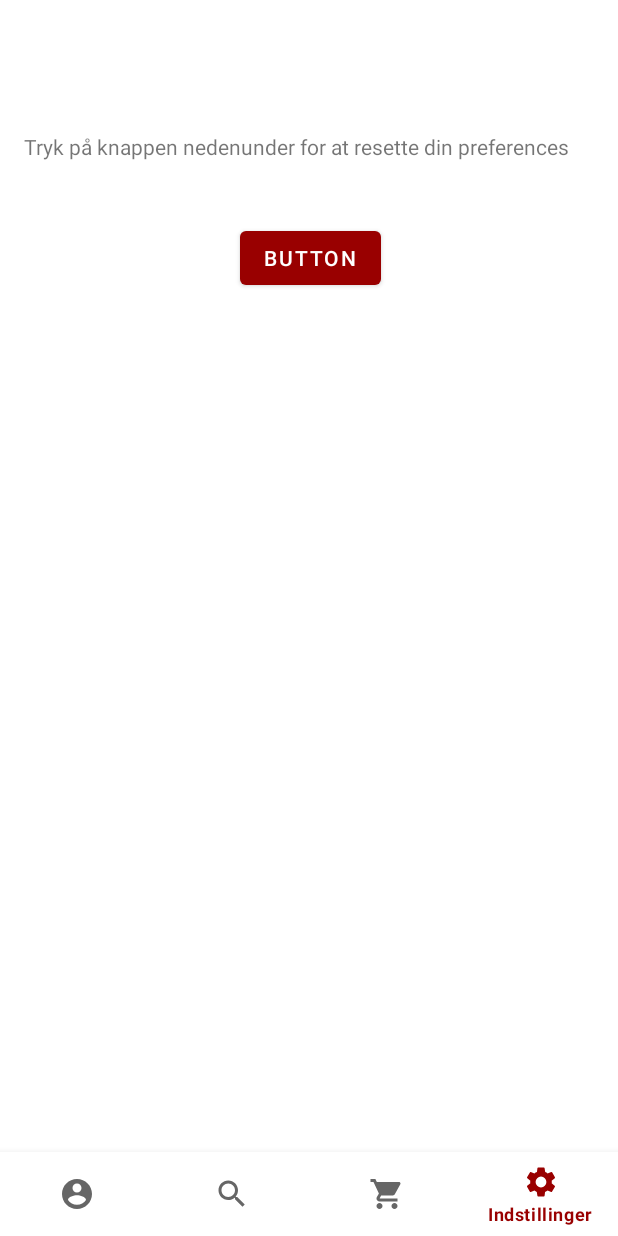
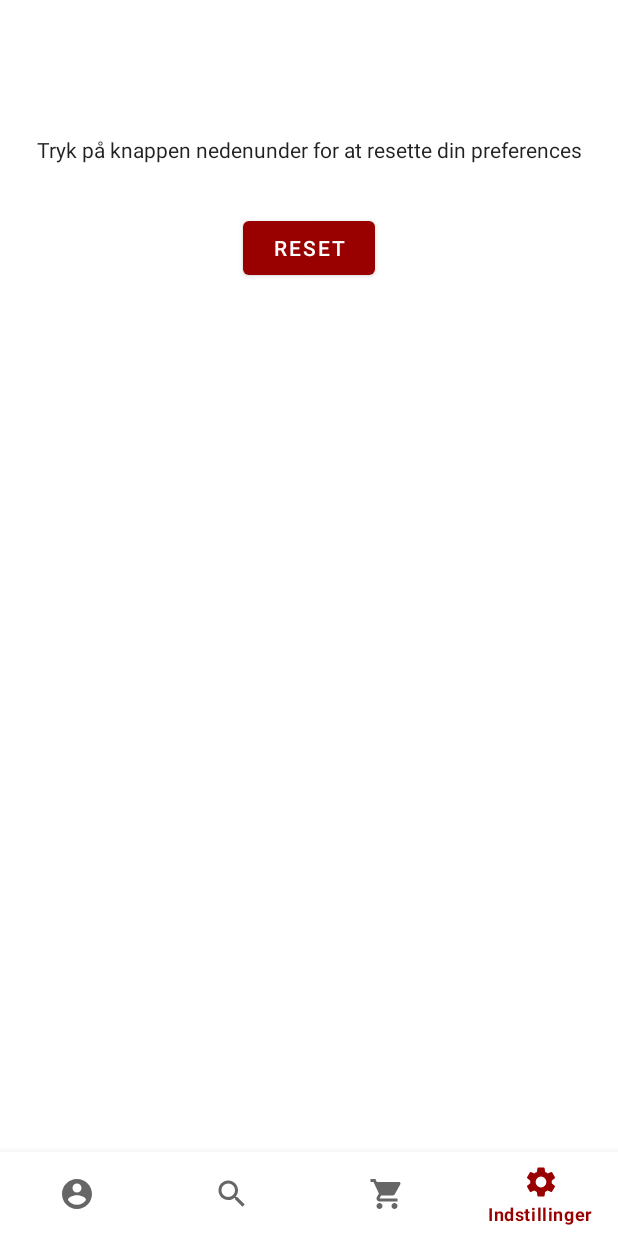
Before and after one commit to SigurdThorlund/DTUKursusshaker, an Android app: the SettingsFragment screen opened through its navigation route, on a phone screen of 412 x 824 dp. Run offline under Robolectric (Android 15) with nearby library versions, the phone set to English and light mode, and no system bars; our stand-ins replace navigation-ui; 3 statements that could not run were skipped.

Commit message:
Minor UI Change

```diff
--- a/DTUKursusShaker/app/src/main/res/layout/fragment_settings.xml
+++ b/DTUKursusShaker/app/src/main/res/layout/fragment_settings.xml
@@ -6,25 +6,30 @@
     android:layout_height="match_parent"
     tools:context=".fragments.SettingsFragment">
 
-    <Button
-        android:id="@+id/button_reset"
-        android:layout_width="wrap_content"
-        android:layout_height="wrap_content"
-        android:layout_marginStart="160dp"
-        android:layout_marginTop="148dp"
-        android:text="Button"
-        app:layout_constraintStart_toStartOf="parent"
-        app:layout_constraintTop_toTopOf="parent" />
-
     <TextView
         android:id="@+id/textView4"
         android:layout_width="wrap_content"
         android:layout_height="wrap_content"
-        android:layout_marginStart="16dp"
-        android:layout_marginTop="88dp"
+        android:layout_marginStart="8dp"
+        android:layout_marginTop="90dp"
+        android:layout_marginEnd="8dp"
         android:text="Tryk på knappen nedenunder for at resette din preferences"
-        app:layout_constraintBottom_toTopOf="@+id/button_reset"
+        android:textAlignment="center"
+        android:textAppearance="@style/TextAppearance.AppCompat.Body1"
+        app:layout_constraintEnd_toEndOf="parent"
         app:layout_constraintStart_toStartOf="parent"
-        app:layout_constraintTop_toTopOf="parent"
-        app:layout_constraintVertical_bias="0.0" />
+        app:layout_constraintTop_toTopOf="parent" />
+
+    <com.google.android.material.button.MaterialButton
+        android:id="@+id/button_reset"
+        android:layout_width="wrap_content"
+        android:layout_height="wrap_content"
+        android:layout_marginStart="32dp"
+        android:layout_marginTop="32dp"
+        android:layout_marginEnd="32dp"
+        android:text="reset"
+        app:layout_constraintEnd_toEndOf="parent"
+        app:layout_constraintStart_toStartOf="parent"
+        app:layout_constraintTop_toBottomOf="@+id/textView4" />
+
 </androidx.constraintlayout.widget.ConstraintLayout>
```
